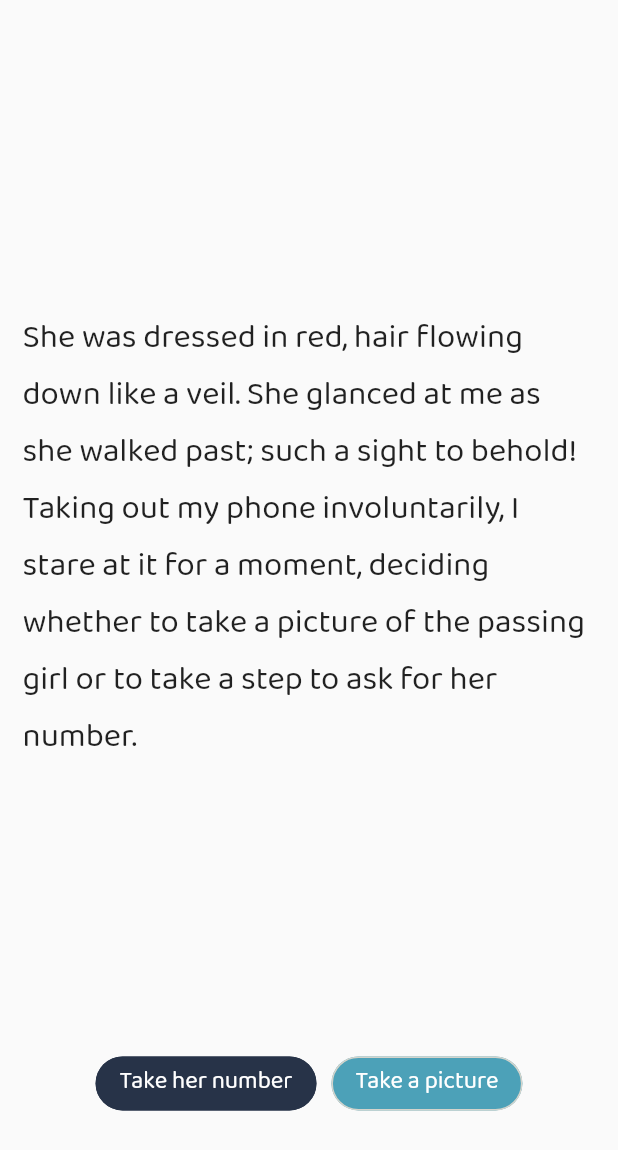
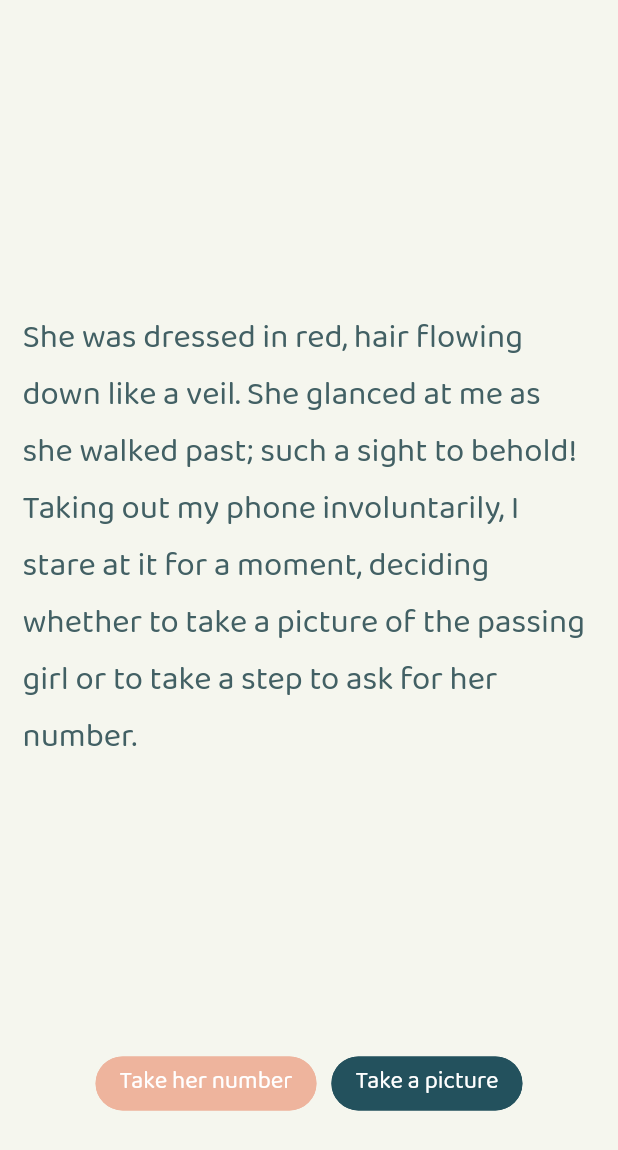
Before and after one commit to bralash/storyapp, a Flutter app: the screen it shows after launch, on a phone screen of 412 x 824 dp. Shown: the top 1150 px of the screen. Run offline on Flutter 3.47's test engine with Material 2 defaults, Android fonts, the phone set to English and light mode, and no system bars.

Commit message:
Minor changes

```diff
--- a/lib/main.dart
+++ b/lib/main.dart
@@ -27,6 +27,7 @@ class _StoryPageState extends State<StoryPage> {
     return Container(
       child: Scaffold(
         body: Container(
+          color: Color(0xFFF5F6EE),
           padding: EdgeInsets.symmetric(vertical: 50.0, horizontal: 15.0),
           constraints: BoxConstraints.expand(),
           child: SafeArea(
@@ -40,6 +41,7 @@ class _StoryPageState extends State<StoryPage> {
                         storyLogic.getStory(),
                         style: TextStyle(
                           fontSize: 22.0,
+                          color: Color(0xFF426064)
                         ),
                       ),
                     )),
@@ -50,13 +52,13 @@ class _StoryPageState extends State<StoryPage> {
                       FlatButton(
                         shape: RoundedRectangleBorder(
                             borderRadius: BorderRadius.circular(18.0),
-                            side: BorderSide(color: Color(0xFF273348))),
+                            side: BorderSide(color: Color(0xFFEEB49D))),
                         onPressed: () {
                           setState(() {
                             storyLogic.nextStory(1);
                           });
                         },
-                        color: Color(0xFF273348),
+                        color: Color(0xFFEEB49D),
                         child: Text(
                           storyLogic.getFirstChoice(),
                           style: TextStyle(fontSize: 16.0, color: Colors.white),
@@ -68,13 +70,13 @@ class _StoryPageState extends State<StoryPage> {
                       FlatButton(
                         shape: RoundedRectangleBorder(
                             borderRadius: BorderRadius.circular(18.0),
-                            side: BorderSide(color: Color(0xFFD4D4CC))),
+                            side: BorderSide(color: Color(0xFF23515D))),
                         onPressed: () {
                           setState(() {
                             storyLogic.nextStory(2);
                           });
                         },
-                        color: Color(0xFF4ca1b8),
+                        color: Color(0xFF23515D),
                         child: Text(
                           storyLogic.getSecondChoice(),
                           style: TextStyle(fontSize: 16.0, color: Colors.white),
--- a/lib/story_logic.dart
+++ b/lib/story_logic.dart
@@ -3,20 +3,28 @@ import 'story.dart';
 class StoryLogic {
   List<Story> _storyData = [
     Story(
+      // Scene 01
         storyText:
             'She was dressed in red, hair flowing down like a veil. She glanced at me as she walked past; such a sight to behold! Taking out my phone involuntarily, I stare at it for a moment, deciding whether to take a picture of the passing girl or to take a step to ask for her number.',
         firstChoice: 'Take her number',
         secondChoice: 'Take a picture'),
     Story(
+      // Scene 02
         storyText:
             'Getting off my seat, I walked towards her; walking slightly faster to catch up. The sun bounced its rays on my skin. I was hoping not to break a sweat in this mission. “Excuse me, hi. You look familiar. Do you live around the lakeside?” Turning around to my question, she poses a smile as though to tell me she’s figured out my trick. What do I do?',
         firstChoice: 'Play along',
         secondChoice: 'Change my strategy'),
     Story(
+      // Scene 03
         storyText:
-            'Zooming right into her gorgeousness, I take a pic of her in twilight mode; my HD cam capturing the smoothness of her skin and the flare of her gait. The emptiness that filled my heart like ablake hole resurfaced. Ouch! Such a lonely me! Rising from the bench. I take a step. But should it be towards the coffee shop or towards the mall?',
+            'Zooming right into her gorgeousness, I take a pic of her in twilight mode; my HD cam capturing the smoothness of her skin and the flare of her gait. The emptiness that filled my heart like ablake hole resurfaced. Ouch! Such a lonely me! Rising from the bench, I take a step. But should it be towards the coffee shop or towards the mall?',
         firstChoice: 'Go to the mall',
-        secondChoice: 'Go to the coffee shop')
+        secondChoice: 'Go to the coffee shop'),
+    // Story(
+    //   // Scene 06
+    //     storyText: 'I decided to play along; perhaps it’s not what I think. I smile back. “Well you look familiar too”, she replied. My smile broadened. “You look like my ex, after I left him.” Giving me a smirk she walked right out on my agape expression. I couldn’t believe my ears. I had just met Queen Savage herself - slamming my temples. Do I go after her and tell her my mind, or just forget the experience and let go?',
+    //     firstChoice: 'Take her to the'
+    // )
   ];
 
   int _storyNumber = 0;
```
